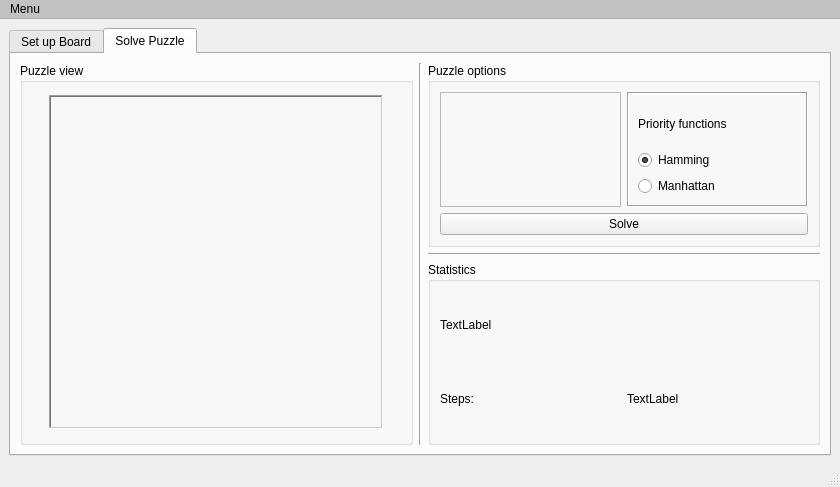
Qt form gui/puzzlesolverstartscreen.ui (mkrakiewicz/PuzzleSolver) before a commit.
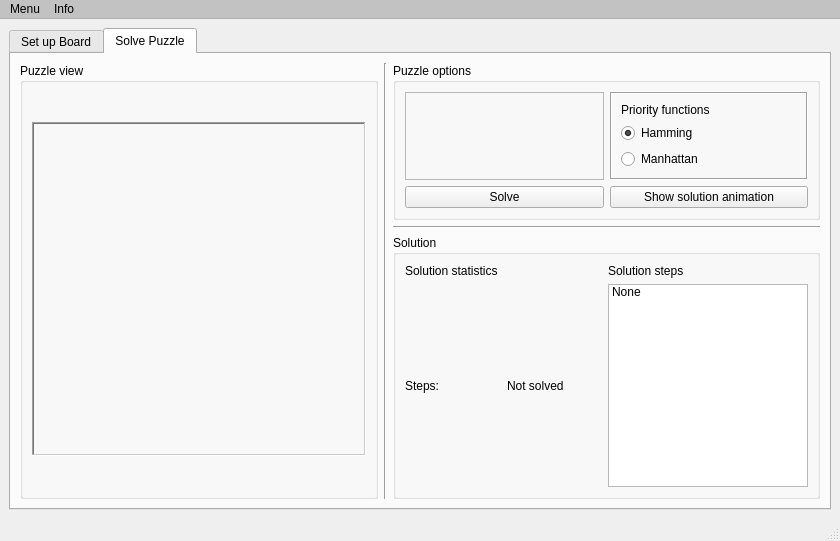
The same form after that commit. Icons and pictures are not drawn.

```diff
--- a/gui/puzzlesolverstartscreen.ui
+++ b/gui/puzzlesolverstartscreen.ui
@@ -7,7 +7,7 @@
     <x>0</x>
     <y>0</y>
     <width>840</width>
-    <height>487</height>
+    <height>541</height>
    </rect>
   </property>
   <property name="sizePolicy">
@@ -322,23 +322,6 @@
                <string>Puzzle options</string>
               </property>
               <layout class="QGridLayout" name="gridLayout_5">
-               <item row="1" column="0" colspan="2">
-                <widget class="QPushButton" name="buttonSolvePuzzle">
-                 <property name="autoFillBackground">
-                  <bool>false</bool>
-                 </property>
-                 <property name="text">
-                  <string>Solve</string>
-                 </property>
-                 <property name="icon">
-                  <iconset>
-                   <normaloff>../../../../../Obrazy/Screenshot from 2013-11-20 22:48:36.png</normaloff>../../../../../Obrazy/Screenshot from 2013-11-20 22:48:36.png</iconset>
-                 </property>
-                 <property name="flat">
-                  <bool>false</bool>
-                 </property>
-                </widget>
-               </item>
                <item row="0" column="1">
                 <widget class="QFrame" name="frame_5">
                  <property name="layoutDirection">
@@ -388,6 +371,32 @@
                  </property>
                 </widget>
                </item>
+               <item row="1" column="1">
+                <widget class="QPushButton" name="buttonAnimateSteps">
+                 <property name="enabled">
+                  <bool>true</bool>
+                 </property>
+                 <property name="text">
+                  <string>Show solution animation</string>
+                 </property>
+                 <property name="flat">
+                  <bool>false</bool>
+                 </property>
+                </widget>
+               </item>
+               <item row="1" column="0">
+                <widget class="QPushButton" name="buttonSolvePuzzle">
+                 <property name="autoFillBackground">
+                  <bool>false</bool>
+                 </property>
+                 <property name="text">
+                  <string>Solve</string>
+                 </property>
+                 <property name="flat">
+                  <bool>false</bool>
+                 </property>
+                </widget>
+               </item>
               </layout>
              </widget>
             </item>
@@ -401,27 +410,73 @@
             <item>
              <widget class="QGroupBox" name="groupBox_4">
               <property name="title">
-               <string>Statistics</string>
+               <string>Solution</string>
               </property>
               <layout class="QGridLayout" name="gridLayout_6">
-               <item row="0" column="0">
-                <widget class="QLabel" name="suck">
-                 <property name="text">
-                  <string>TextLabel</string>
-                 </property>
-                </widget>
-               </item>
-               <item row="1" column="0">
+               <item row="2" column="0">
                 <widget class="QLabel" name="label_5">
                  <property name="text">
                   <string>Steps:</string>
                  </property>
                 </widget>
                </item>
-               <item row="1" column="1">
+               <item row="1" column="0">
+                <widget class="QLabel" name="suck">
+                 <property name="text">
+                  <string>Solution statistics</string>
+                 </property>
+                </widget>
+               </item>
+               <item row="2" column="2">
+                <widget class="QListWidget" name="listSolutionSteps">
+                 <property name="maximumSize">
+                  <size>
+                   <width>200</width>
+                   <height>16777215</height>
+                  </size>
+                 </property>
+                 <property name="alternatingRowColors">
+                  <bool>true</bool>
+                 </property>
+                 <property name="selectionMode">
+                  <enum>QAbstractItemView::NoSelection</enum>
+                 </property>
+                 <property name="layoutMode">
+                  <enum>QListView::SinglePass</enum>
+                 </property>
+                 <property name="spacing">
+                  <number>2</number>
+                 </property>
+                 <property name="uniformItemSizes">
+                  <bool>false</bool>
+                 </property>
+                 <property name="wordWrap">
+                  <bool>false</bool>
+                 </property>
+                 <property name="selectionRectVisible">
+                  <bool>false</bool>
+                 </property>
+                 <property name="sortingEnabled">
+                  <bool>false</bool>
+                 </property>
+                 <item>
+                  <property name="text">
+                   <string>None</string>
+                  </property>
+                 </item>
+                </widget>
+               </item>
+               <item row="2" column="1">
                 <widget class="QLabel" name="labelSteps">
                  <property name="text">
-                  <string>TextLabel</string>
+                  <string>Not solved</string>
+                 </property>
+                </widget>
+               </item>
+               <item row="1" column="2">
+                <widget class="QLabel" name="suck_2">
+                 <property name="text">
+                  <string>Solution steps</string>
                  </property>
                 </widget>
                </item>
@@ -886,7 +941,14 @@
     <addaction name="separator"/>
     <addaction name="actionExit"/>
    </widget>
+   <widget class="QMenu" name="menuInfo">
+    <property name="title">
+     <string>Info</string>
+    </property>
+    <addaction name="actionAuthor"/>
+   </widget>
    <addaction name="menuMenu"/>
+   <addaction name="menuInfo"/>
   </widget>
   <widget class="QStatusBar" name="statusbar"/>
   <action name="actionExit">
```
Left out of the diff: 5 changed lines with no effect on the pictures.
